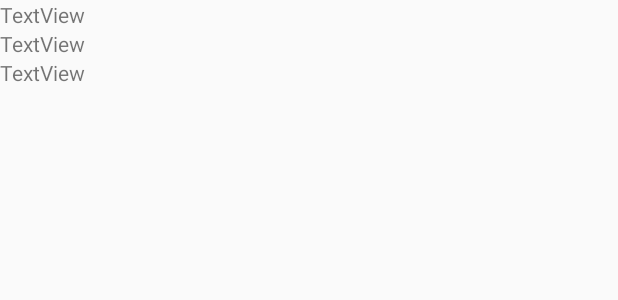
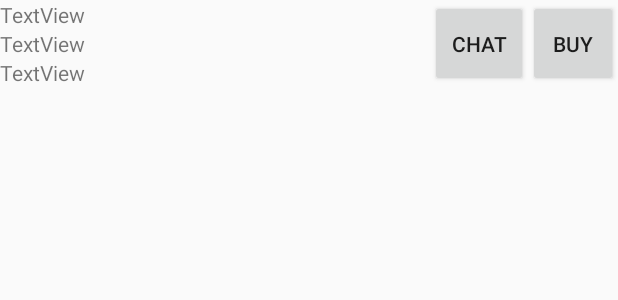
Before and after one commit to rkuemmel1/QwikTix, an Android app: the layout ticket_display.xml on its own in the app's theme, with its tools: preview values and no code run, on a phone screen of 412 x 824 dp. Shown: the top 300 px of the screen. Run offline under Robolectric (Android 15) with nearby library versions, the phone set to English and light mode, and no system bars.

Commit message:
Buttons made not connected

```diff
--- a/app/src/main/res/layout/ticket_display.xml
+++ b/app/src/main/res/layout/ticket_display.xml
@@ -1,24 +1,57 @@
 <?xml version="1.0" encoding="utf-8"?>
-<LinearLayout xmlns:android="http://schemas.android.com/apk/res/android"
+<RelativeLayout xmlns:android="http://schemas.android.com/apk/res/android"
     android:orientation="vertical"
     android:layout_width="match_parent"
     android:layout_height="match_parent">
 
     <TextView
         android:id="@+id/eventName"
-        android:layout_width="match_parent"
+        android:layout_width="230dp"
         android:layout_height="wrap_content"
-        android:text="TextView" />
+        android:text="TextView"
+        android:layout_toLeftOf="@+id/chatButton"
+        android:layout_alignParentLeft="true"
+        android:layout_alignParentStart="true" />
+
+    <TextView
+        android:id="@+id/endDate"
+        android:layout_width="230dp"
+        android:layout_height="wrap_content"
+        android:layout_alignParentLeft="true"
+        android:layout_alignParentStart="true"
+        android:layout_below="@+id/eventName"
+        android:text="TextView"
+        android:layout_toLeftOf="@+id/chatButton"
+        android:layout_toStartOf="@+id/chatButton" />
+
+    <Button
+        android:id="@+id/sellButton"
+        android:layout_width="60dp"
+        android:layout_height="wrap_content"
+        android:layout_alignBottom="@+id/price"
+        android:layout_alignParentEnd="true"
+        android:layout_alignParentRight="true"
+        android:layout_alignTop="@+id/eventName"
+        android:layout_gravity="right"
+        android:text="Buy" />
 
     <TextView
         android:id="@+id/price"
-        android:layout_width="match_parent"
+        android:layout_width="230dp"
         android:layout_height="wrap_content"
-        android:text="TextView" />
+        android:layout_alignParentLeft="true"
+        android:layout_alignParentStart="true"
+        android:layout_below="@+id/endDate"
+        android:text="TextView"
+        android:layout_toLeftOf="@+id/chatButton"
+        android:layout_toStartOf="@+id/chatButton" />
 
-    <TextView
-        android:id="@+id/endDate"
-        android:layout_width="match_parent"
+    <Button
+        android:id="@+id/chatButton"
+        android:layout_width="65dp"
         android:layout_height="wrap_content"
-        android:text="TextView" />
-</LinearLayout>
+        android:layout_alignBottom="@+id/sellButton"
+        android:layout_alignTop="@+id/sellButton"
+        android:layout_toLeftOf="@+id/sellButton"
+        android:text="Chat" />
+</RelativeLayout>
```
Also changed, not shown: app/src/main/java/com/example/ryan/qwiktix/HomePageActivity.java (+22 -1 lines), app/src/main/java/com/example/ryan/qwiktix/SellTicketActivity.java (+11 -2 lines), app/src/main/res/layout/activity_sell_ticket.xml (added, +18 -0 lines).
